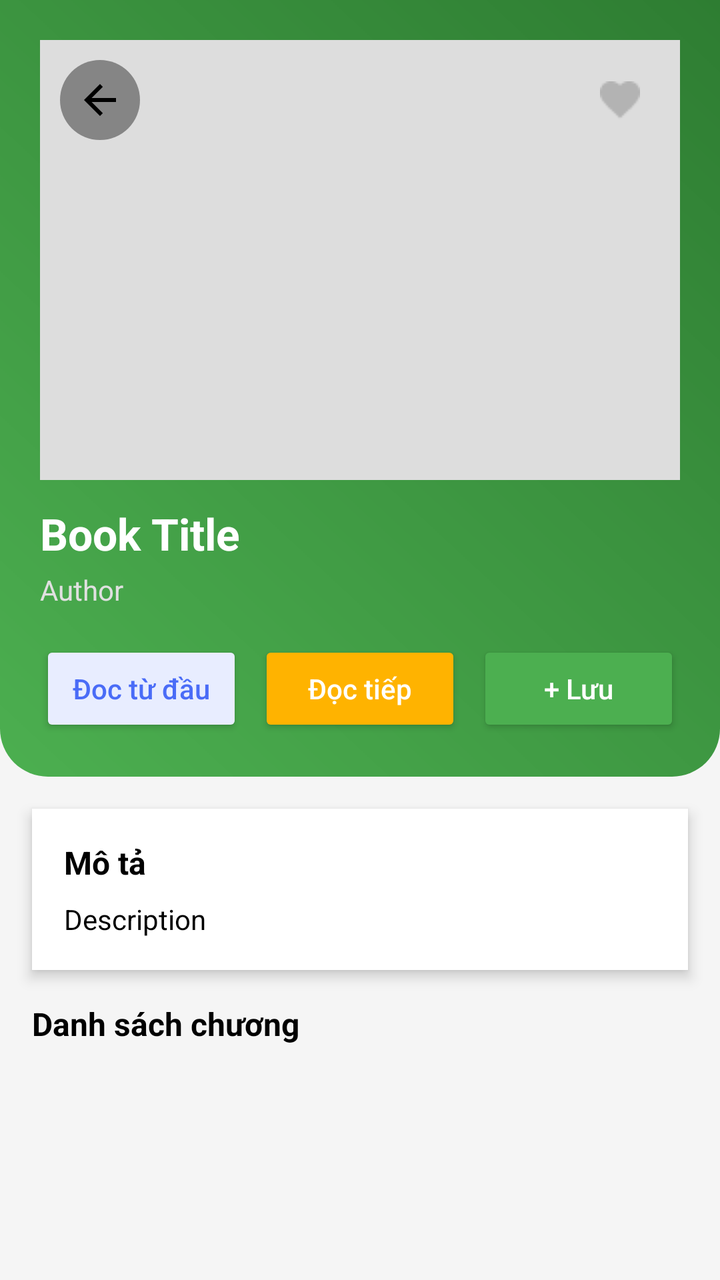
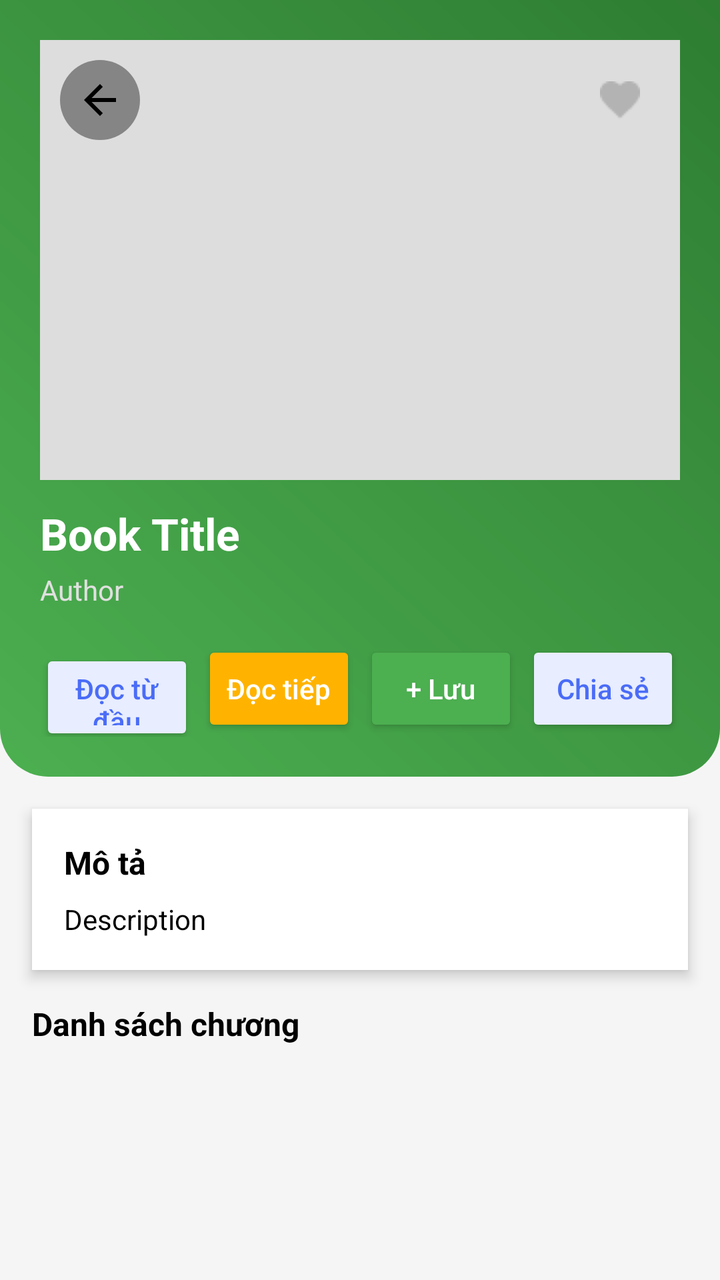

Screens rendered from an Android XML layout before and after an edit, with the pre-edit source and the edit as a unified diff.
<!-- AndroidManifest.xml: application theme Theme.LibraryApp -->
<!-- res/layout/fragment_book_detail.xml -->
<?xml version="1.0" encoding="utf-8"?>
<LinearLayout xmlns:android="http://schemas.android.com/apk/res/android"
    android:id="@+id/rootLinearLayout"
    android:layout_width="match_parent"
    android:layout_height="match_parent"
    android:orientation="vertical"
    android:background="@color/background">

    
    <LinearLayout
        android:id="@+id/headerSection"
        android:layout_width="match_parent"
        android:layout_height="wrap_content"
        android:orientation="vertical"
        android:background="@drawable/bg_header"
        android:padding="20dp">

        
        <FrameLayout
            android:layout_width="match_parent"
            android:layout_height="220dp">

            <ImageView
                android:id="@+id/imgBook"
                android:layout_width="match_parent"
                android:layout_height="match_parent"
                android:scaleType="centerCrop"
                android:background="#DDDDDD" />

            <ImageButton
                android:id="@+id/btnBack"
                android:layout_width="40dp"
                android:layout_height="40dp"
                android:layout_gravity="top|start"
                android:layout_margin="10dp"
                android:background="@drawable/bg_icon_button"
                android:src="@drawable/ic_arrow_back"
                android:padding="8dp"
                android:contentDescription="back" />

            
            <ImageButton
                android:id="@+id/btnFavorite"
                android:layout_width="40dp"
                android:layout_height="40dp"
                android:layout_gravity="top|end"
                android:layout_margin="10dp"
                android:background="@android:color/transparent"
                android:src="@drawable/ic_favorite_border"
                android:contentDescription="favorite" />
        </FrameLayout>

        
        <TextView
            android:id="@+id/tvTitle"
            android:layout_width="match_parent"
            android:layout_height="wrap_content"
            android:text="Book Title"
            android:textColor="@android:color/white"
            android:textSize="22sp"
            android:textStyle="bold"
            android:layout_marginTop="12dp" />

        
        <TextView
            android:id="@+id/tvAuthor"
            android:layout_width="match_parent"
            android:layout_height="wrap_content"
            android:text="Author"
            android:textColor="#E0E0E0"
            android:textSize="14sp"
            android:layout_marginTop="4dp" />

        
        <LinearLayout
            android:layout_width="match_parent"
            android:layout_height="wrap_content"
            android:orientation="horizontal"
            android:layout_marginTop="16dp">

            
            <Button
                android:id="@+id/btnReadFromStart"
                android:layout_width="0dp"
                android:layout_height="48dp"
                android:layout_weight="1"
                android:text="Đoc từ đầu"
                android:textAllCaps="false"
                android:textColor="#4A6CF7"
                android:backgroundTint="#E8EDFF" />

            <Space
                android:layout_width="8dp"
                android:layout_height="wrap_content"/>

            
            <Button
                android:id="@+id/btnContinueReading"
                android:layout_width="0dp"
                android:layout_height="48dp"
                android:layout_weight="1"
                android:text="Đọc tiếp"
                android:textAllCaps="false"
                android:textColor="@android:color/white"
                android:backgroundTint="#FFB300" />

            <Space
                android:layout_width="8dp"
                android:layout_height="wrap_content"/>

            <Button
                android:id="@+id/btnAddToLibrary"
                android:layout_width="0dp"
                android:layout_height="48dp"
                android:layout_weight="1"
                android:text="+ Lưu"
                android:textAllCaps="false"
                android:textColor="@android:color/white"
                android:backgroundTint="#4CAF50" />


        </LinearLayout>

    </LinearLayout>

    <androidx.core.widget.NestedScrollView
        android:layout_width="match_parent"
        android:layout_height="0dp"
        android:layout_weight="1"
        android:fillViewport="true"
        android:clipToPadding="false"
        android:paddingBottom="60dp">

        <LinearLayout
            android:layout_width="match_parent"
            android:layout_height="wrap_content"
            android:orientation="vertical">

            
            <LinearLayout
                android:layout_width="match_parent"
                android:layout_height="wrap_content"
                android:orientation="vertical"
                android:background="@color/surface"
                android:layout_margin="16dp"
                android:padding="16dp"
                android:elevation="4dp">

                <TextView
                    android:layout_width="wrap_content"
                    android:layout_height="wrap_content"
                    android:text="Mô tả"
                    android:textStyle="bold"
                    android:textSize="16sp"
                    android:textColor="@color/text_primary"/>

                <TextView
                    android:id="@+id/tvDescription"
                    android:layout_width="match_parent"
                    android:layout_height="wrap_content"
                    android:text="Description"
                    android:textSize="14sp"
                    android:textColor="@color/text_primary"
                    android:layout_marginTop="8dp"
                    android:lineSpacingExtra="4dp"/>
            </LinearLayout>

            
            <TextView
                android:id="@+id/tvChapterLabel"
                android:layout_width="match_parent"
                android:layout_height="wrap_content"
                android:text="Danh sách chương"
                android:textStyle="bold"
                android:textSize="16sp"
                android:textColor="@color/text_primary"
                android:layout_marginStart="16dp"
                android:layout_marginBottom="8dp"/>

            
            <androidx.recyclerview.widget.RecyclerView
                android:id="@+id/rvChapters"
                android:layout_width="match_parent"
                android:layout_height="wrap_content"
                android:nestedScrollingEnabled="false"
                android:paddingStart="12dp"
                android:paddingEnd="12dp"
                android:paddingBottom="50dp"
                android:clipToPadding="false"/>

        </LinearLayout>

    </androidx.core.widget.NestedScrollView>

</LinearLayout>
<!-- resources referenced by this layout -->
<resources>
  <color name="background">#F5F5F5</color>
  <color name="surface">#FFFFFF</color>
  <color name="text_primary">#000000</color>
  <!-- drawable bg_header (drawable) -->
  <?xml version="1.0" encoding="utf-8"?>
  <shape xmlns:android="http://schemas.android.com/apk/res/android">
      <gradient
          android:startColor="#4CAF50"
          android:endColor="#2E7D32"
          android:angle="45"/>
  
      <corners
          android:bottomLeftRadius="24dp"
          android:bottomRightRadius="24dp"/>
  </shape>
  <!-- drawable bg_icon_button (drawable) -->
  <?xml version="1.0" encoding="utf-8"?>
  <shape xmlns:android="http://schemas.android.com/apk/res/android"
      android:shape="oval">
      <solid android:color="#66000000" />  
  </shape>
  <!-- drawable ic_arrow_back (drawable) -->
  <vector xmlns:android="http://schemas.android.com/apk/res/android" android:autoMirrored="true" android:height="24dp" android:tint="#000000" android:viewportHeight="24" android:viewportWidth="24" android:width="24dp">
        
      <path android:fillColor="@android:color/white" android:pathData="M20,11H7.83l5.59,-5.59L12,4l-8,8 8,8 1.41,-1.41L7.83,13H20v-2z"/>
      
  </vector>
  <!-- drawable ic_favorite_border: png bitmap (drawable, 430 bytes) -->
  <style name="Theme.LibraryApp" parent="Theme.AppCompat.Light.NoActionBar" />
</resources>

<!-- the commit's change to res/layout/fragment_book_detail.xml (unified diff, before → after) -->
@@ -84,13 +84,13 @@
                 android:layout_width="0dp"
                 android:layout_height="48dp"
                 android:layout_weight="1"
-                android:text="Đoc từ đầu"
+                android:text="Đọc từ đầu"
                 android:textAllCaps="false"
                 android:textColor="#4A6CF7"
                 android:backgroundTint="#E8EDFF" />
 
             <Space
-                android:layout_width="8dp"
+                android:layout_width="4dp"
                 android:layout_height="wrap_content"/>
 
             
@@ -105,7 +105,7 @@
                 android:backgroundTint="#FFB300" />
 
             <Space
-                android:layout_width="8dp"
+                android:layout_width="4dp"
                 android:layout_height="wrap_content"/>
 
             <Button
@@ -117,6 +117,20 @@
                 android:textAllCaps="false"
                 android:textColor="@android:color/white"
                 android:backgroundTint="#4CAF50" />
+
+            <Space
+                android:layout_width="4dp"
+                android:layout_height="wrap_content"/>
+
+            <Button
+                android:id="@+id/btnShare"
+                android:layout_width="0dp"
+                android:layout_height="48dp"
+                android:layout_weight="1"
+                android:text="Chia sẻ"
+                android:textAllCaps="false"
+                android:textColor="#4A6CF7"
+                android:backgroundTint="#E8EDFF" />
 
 
         </LinearLayout>
